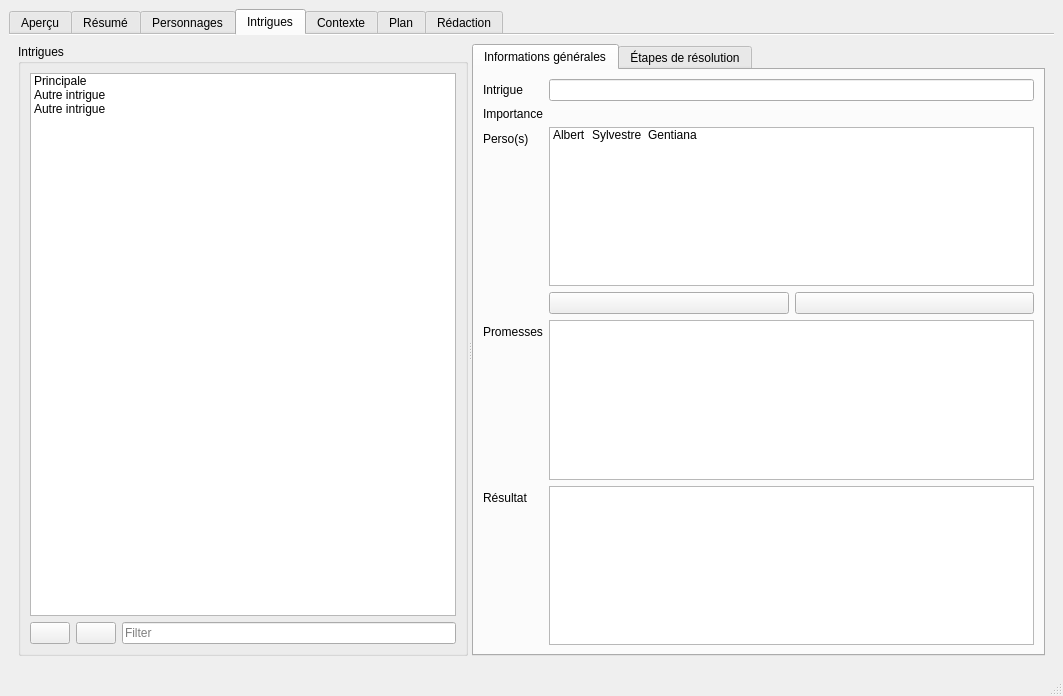
Qt form src/ui/mainWindow.ui (olivierkes/manuskript) before a commit.
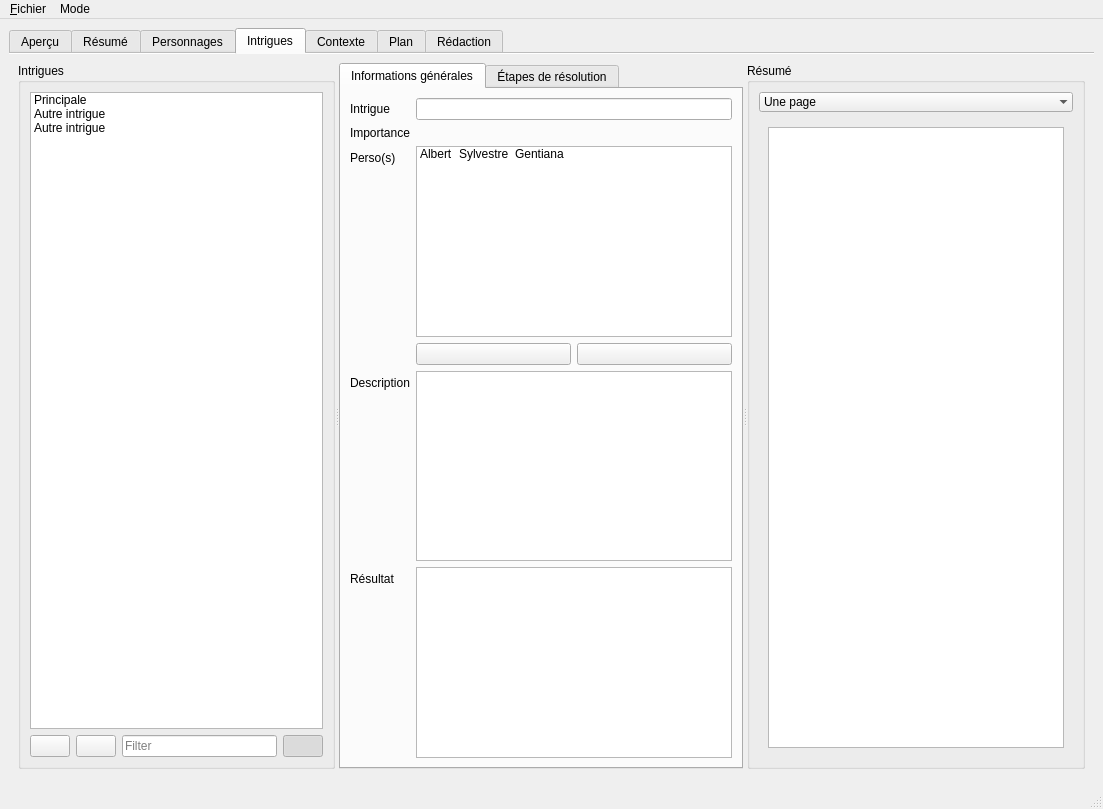
The same form after that commit. The open tabs and pages were chosen to show the change. Icons and pictures are not drawn. Custom widgets are drawn as their Qt base class.

Diff of the .ui file:
```diff
--- a/src/ui/mainWindow.ui
+++ b/src/ui/mainWindow.ui
@@ -6,8 +6,8 @@
    <rect>
     <x>0</x>
     <y>0</y>
-    <width>1063</width>
-    <height>696</height>
+    <width>1103</width>
+    <height>809</height>
    </rect>
   </property>
   <property name="windowTitle">
@@ -709,7 +709,7 @@
        <attribute name="title">
         <string>Intrigues</string>
        </attribute>
-       <layout class="QHBoxLayout" name="horizontalLayout_13">
+       <layout class="QHBoxLayout" name="horizontalLayout_5">
         <item>
          <widget class="QSplitter" name="splitterPlot">
           <property name="orientation">
@@ -781,6 +781,22 @@
                 </property>
                </widget>
               </item>
+              <item>
+               <widget class="QPushButton" name="btnPlotShowSummary">
+                <property name="text">
+                 <string/>
+                </property>
+                <property name="icon">
+                 <iconset theme="text-x-generic"/>
+                </property>
+                <property name="checkable">
+                 <bool>true</bool>
+                </property>
+                <property name="checked">
+                 <bool>true</bool>
+                </property>
+               </widget>
+              </item>
              </layout>
             </item>
            </layout>
@@ -824,7 +840,7 @@
              <item row="3" column="0">
               <widget class="QLabel" name="label_27">
                <property name="text">
-                <string>Promesses</string>
+                <string>Description</string>
                </property>
               </widget>
              </item>
@@ -1048,6 +1064,78 @@
             </layout>
            </widget>
           </widget>
+          <widget class="QGroupBox" name="grpPlotSummary">
+           <property name="title">
+            <string>Résumé</string>
+           </property>
+           <layout class="QVBoxLayout" name="verticalLayout_18">
+            <item>
+             <widget class="QComboBox" name="comboBox_2">
+              <property name="currentIndex">
+               <number>1</number>
+              </property>
+              <property name="frame">
+               <bool>false</bool>
+              </property>
+              <item>
+               <property name="text">
+                <string>Un paragraphe</string>
+               </property>
+              </item>
+              <item>
+               <property name="text">
+                <string>Une page</string>
+               </property>
+              </item>
+              <item>
+               <property name="text">
+                <string>4 pages</string>
+               </property>
+              </item>
+             </widget>
+            </item>
+            <item>
+             <widget class="QStackedWidget" name="stkPlotSummary">
+              <property name="currentIndex">
+               <number>0</number>
+              </property>
+              <widget class="QWidget" name="page">
+               <layout class="QHBoxLayout" name="horizontalLayout_6">
+                <item>
+                 <widget class="QPlainTextEdit" name="txtPlotSummaryPara">
+                  <property name="readOnly">
+                   <bool>true</bool>
+                  </property>
+                 </widget>
+                </item>
+               </layout>
+              </widget>
+              <widget class="QWidget" name="page_2">
+               <layout class="QHBoxLayout" name="horizontalLayout_10">
+                <item>
+                 <widget class="QPlainTextEdit" name="txtPlotSummaryPage">
+                  <property name="readOnly">
+                   <bool>true</bool>
+                  </property>
+                 </widget>
+                </item>
+               </layout>
+              </widget>
+              <widget class="QWidget" name="page_3">
+               <layout class="QHBoxLayout" name="horizontalLayout_13">
+                <item>
+                 <widget class="QPlainTextEdit" name="txtPlotSummaryFull">
+                  <property name="readOnly">
+                   <bool>true</bool>
+                  </property>
+                 </widget>
+                </item>
+               </layout>
+              </widget>
+             </widget>
+            </item>
+           </layout>
+          </widget>
          </widget>
         </item>
        </layout>
@@ -1417,10 +1505,30 @@
     <rect>
      <x>0</x>
      <y>0</y>
-     <width>1063</width>
+     <width>1103</width>
      <height>31</height>
     </rect>
    </property>
+   <widget class="QMenu" name="menu_Fichier">
+    <property name="title">
+     <string>&amp;Fichier</string>
+    </property>
+    <addaction name="actionNouveau"/>
+    <addaction name="actionOuvrir"/>
+    <addaction name="action_R_cents"/>
+    <addaction name="actionEnregistrer"/>
+    <addaction name="actionEnregistrer_sous"/>
+    <addaction name="separator"/>
+    <addaction name="actionQuitter"/>
+   </widget>
+   <widget class="QMenu" name="menuMode">
+    <property name="title">
+     <string>Mode</string>
+    </property>
+    <addaction name="actionSnowflakeMode"/>
+   </widget>
+   <addaction name="menu_Fichier"/>
+   <addaction name="menuMode"/>
   </widget>
   <widget class="QStatusBar" name="statusbar"/>
  </widget>
```
Left out of the diff: 220 changed lines with no effect on the pictures.
